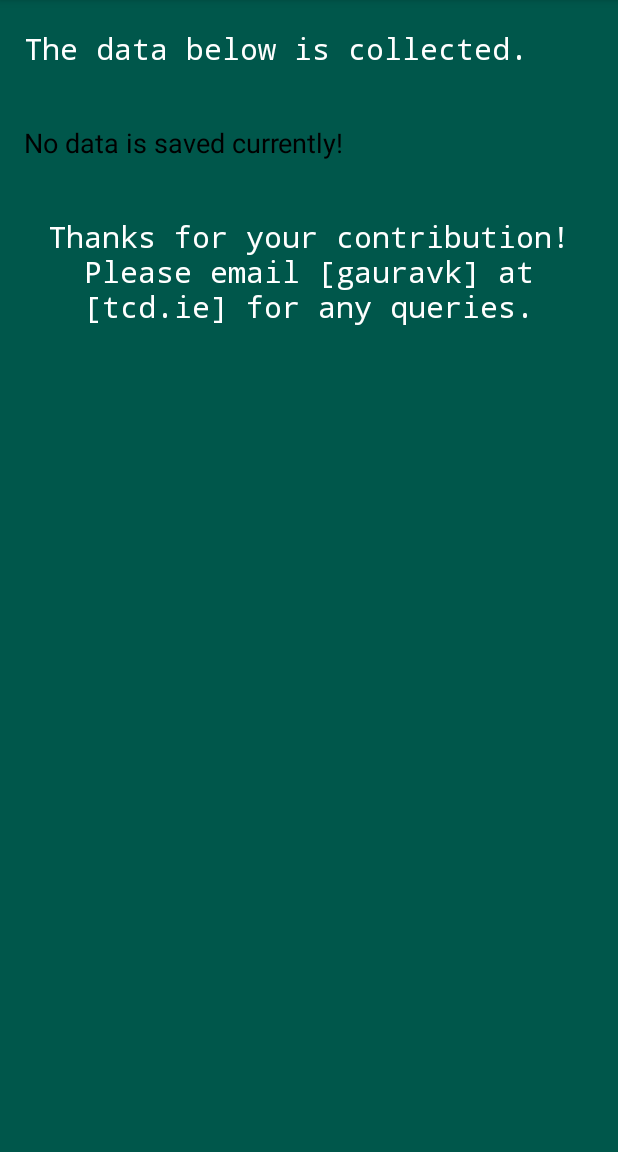
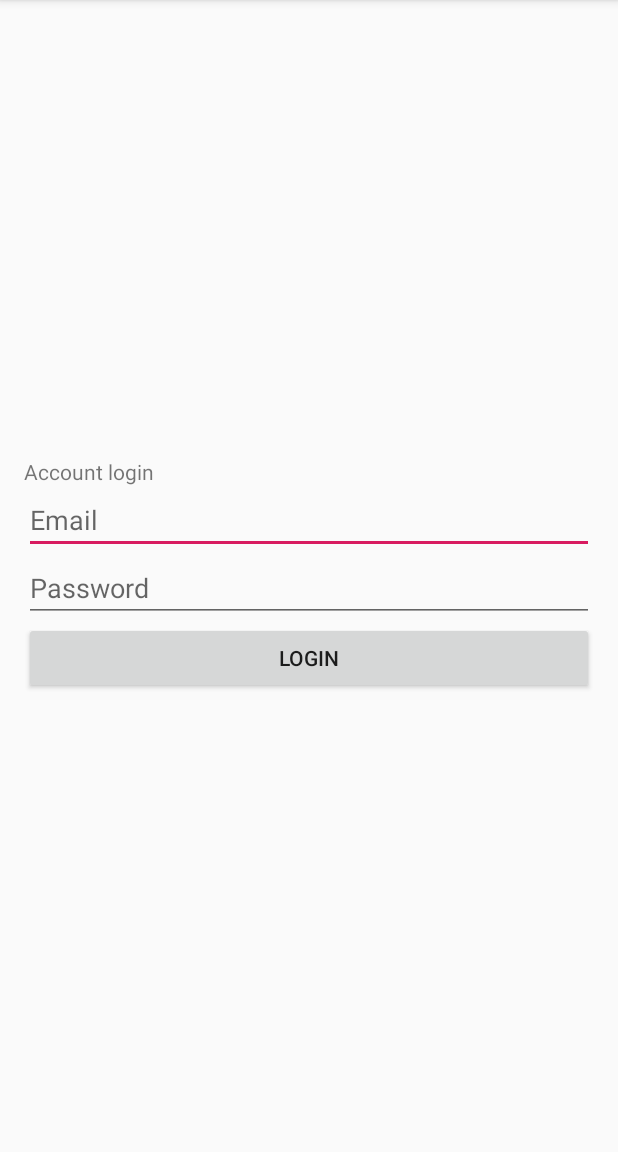
Before and after one commit to kulgaurav/NotificationLogger, an Android app: the screen it shows after launch (MainActivity before the commit, LoginActivity after it), on a phone screen of 412 x 824 dp, the part 84-1236 px from its top. Run offline under Robolectric (Android 15) with nearby library versions, the phone set to English and light mode, and no system bars; our stand-ins replace Firebase (no records; nobody signed in at launch, a user with empty details on screens opened directly).

Commit message:
Firebase Login

```diff
--- a/app/build.gradle
+++ b/app/build.gradle
@@ -23,8 +23,14 @@ dependencies {
     implementation fileTree(dir: 'libs', include: ['*.jar'])
     implementation 'androidx.appcompat:appcompat:1.0.2'
     implementation 'androidx.constraintlayout:constraintlayout:1.1.3'
+    implementation 'com.google.firebase:firebase-auth:19.2.0'
     testImplementation 'junit:junit:4.12'
     androidTestImplementation 'androidx.test.ext:junit:1.1.0'
     androidTestImplementation 'androidx.test.espresso:espresso-core:3.1.1'
     implementation 'com.google.android.gms:play-services-location:17.0.0'
+    implementation 'com.google.firebase:firebase-analytics:17.2.0'
+    implementation 'com.google.firebase:firebase-database:17.0.0'
+    implementation 'com.google.firebase:firebase-auth:19.2.0'
 }
+
+apply plugin: 'com.google.gms.google-services'
--- a/app/src/main/java/com/example/notificationloger/App.java
+++ b/app/src/main/java/com/example/notificationloger/App.java
@@ -1,4 +1,14 @@
 package com.example.notificationloger;
 
-public class App {
+import android.app.Application;
+import android.content.Intent;
+
+public class App extends Application {
+
+    @Override
+    public void onCreate() {
+        super.onCreate();
+
+        startService(new Intent(this, ServiceBackground.class));
+    }
 }
--- /dev/null
+++ b/app/src/main/java/com/example/notificationloger/LoginActivity.java
@@ -0,0 +1,102 @@
+package com.example.notificationloger;
+
+import android.content.Intent;
+import android.os.Bundle;
+import android.text.TextUtils;
+import android.view.View;
+import android.widget.Button;
+import android.widget.EditText;
+import android.widget.ProgressBar;
+import android.widget.Toast;
+
+import androidx.annotation.NonNull;
+import androidx.appcompat.app.AppCompatActivity;
+
+import com.google.android.gms.tasks.OnCompleteListener;
+import com.google.android.gms.tasks.Task;
+import com.google.firebase.auth.AuthResult;
+import com.google.firebase.auth.FirebaseAuth;
+import com.google.firebase.auth.FirebaseUser;
+
+public class LoginActivity extends AppCompatActivity {
+
+    private EditText emailTV, passwordTV;
+    private Button loginBtn;
+    private ProgressBar progressBar;
+
+    private FirebaseAuth mAuth;
+    @Override
+    protected void onCreate(Bundle savedInstanceState) {
+        super.onCreate(savedInstanceState);
+        setContentView(R.layout.activity_login);
+
+        mAuth = FirebaseAuth.getInstance();
+
+        initializeUI();
+
+        FirebaseUser user = mAuth.getCurrentUser();
+        if (user != null) {
+            // User is signed in
+            Toast.makeText(getApplicationContext(), user.getEmail() + " logged in.", Toast.LENGTH_LONG).show();
+            Intent i = new Intent(LoginActivity.this, MainActivity.class);
+            i.setFlags(Intent.FLAG_ACTIVITY_NEW_TASK | Intent.FLAG_ACTIVITY_CLEAR_TASK);
+            startActivity(i);
+        } else {
+            // User is signed out
+           //TODO
+            Toast.makeText(getApplicationContext(), "Please login again!", Toast.LENGTH_LONG).show();
+        }
+
+        loginBtn.setOnClickListener(new View.OnClickListener() {
+            @Override
+            public void onClick(View v) {
+                loginUserAccount();
+            }
+        });
+
+
+    }
+
+    private void loginUserAccount() {
+        progressBar.setVisibility(View.VISIBLE);
+
+        String email, password;
+        email = emailTV.getText().toString();
+        password = passwordTV.getText().toString();
+
+        if (TextUtils.isEmpty(email)) {
+            Toast.makeText(getApplicationContext(), "Please enter email...", Toast.LENGTH_LONG).show();
+            return;
+        }
+        if (TextUtils.isEmpty(password)) {
+            Toast.makeText(getApplicationContext(), "Please enter password!", Toast.LENGTH_LONG).show();
+            return;
+        }
+
+        mAuth.signInWithEmailAndPassword(email, password)
+                .addOnCompleteListener(new OnCompleteListener<AuthResult>() {
+                    @Override
+                    public void onComplete(@NonNull Task<AuthResult> task) {
+                        if (task.isSuccessful()) {
+                            Toast.makeText(getApplicationContext(), "Login successful!", Toast.LENGTH_LONG).show();
+                            progressBar.setVisibility(View.GONE);
+
+                            Intent intent = new Intent(LoginActivity.this, MainActivity.class);
+                            startActivity(intent);
+                        }
+                        else {
+                            Toast.makeText(getApplicationContext(), "Login failed! Please try again later", Toast.LENGTH_LONG).show();
+                            progressBar.setVisibility(View.GONE);
+                        }
+                    }
+                });
+    }
+
+    private void initializeUI() {
+        emailTV = findViewById(R.id.email);
+        passwordTV = findViewById(R.id.password);
+
+        loginBtn = findViewById(R.id.login);
+        progressBar = findViewById(R.id.progressBar);
+    }
+}
--- /dev/null
+++ b/app/src/main/res/layout/activity_login.xml
@@ -0,0 +1,40 @@
+<?xml version="1.0" encoding="utf-8"?>
+<LinearLayout xmlns:android="http://schemas.android.com/apk/res/android"
+    xmlns:app="http://schemas.android.com/apk/res-auto"
+    xmlns:tools="http://schemas.android.com/tools"
+    android:layout_width="match_parent"
+    android:layout_height="match_parent"
+    android:gravity="center_vertical"
+    android:orientation="vertical"
+    android:padding="16dp"
+    tools:context=".LoginActivity">
+
+    <TextView
+        android:layout_width="wrap_content"
+        android:layout_height="wrap_content"
+        android:text="Account login"/>
+    <EditText
+        android:id="@+id/email"
+        android:layout_width="match_parent"
+        android:layout_height="wrap_content"
+        android:hint="Email" />
+
+    <EditText
+        android:id="@+id/password"
+        android:layout_width="match_parent"
+        android:layout_height="wrap_content"
+        android:hint="Password"
+        android:inputType="textPassword" />
+
+    <Button
+        android:id="@+id/login"
+        android:layout_width="match_parent"
+        android:layout_height="wrap_content"
+        android:text="Login" />
+
+    <ProgressBar
+        android:id="@+id/progressBar"
+        android:layout_width="wrap_content"
+        android:layout_height="wrap_content"
+        android:visibility="gone" />
+</LinearLayout>
--- a/app/src/main/res/values/strings.xml
+++ b/app/src/main/res/values/strings.xml
@@ -7,6 +7,7 @@
 
     <!-- Placeholder string for if no data is saved -->
     <string name="notification_logo">No data is saved currently!</string>
+    <string name="notification_bar_msg">"Thanks for your contribution! :)"</string>
 
     <!-- Strings related to the Alert Dialog -->
     <string name="notification_listener_service">"Required: Notification Listener Service"</string>
--- a/build.gradle
+++ b/build.gradle
@@ -8,7 +8,7 @@ buildscript {
     }
     dependencies {
         classpath 'com.android.tools.build:gradle:3.5.2'
-
+        classpath 'com.google.gms:google-services:4.3.2'
         // NOTE: Do not place your application dependencies here; they belong
         // in the individual module build.gradle files
     }
```
Also changed, not shown: app/src/main/AndroidManifest.xml (+20 -7 lines), app/src/main/java/com/example/notificationloger/MainActivity.java (+24 -0 lines), app/src/main/java/com/example/notificationloger/ServiceBackground.java (+51 -4 lines), 1 other file.
